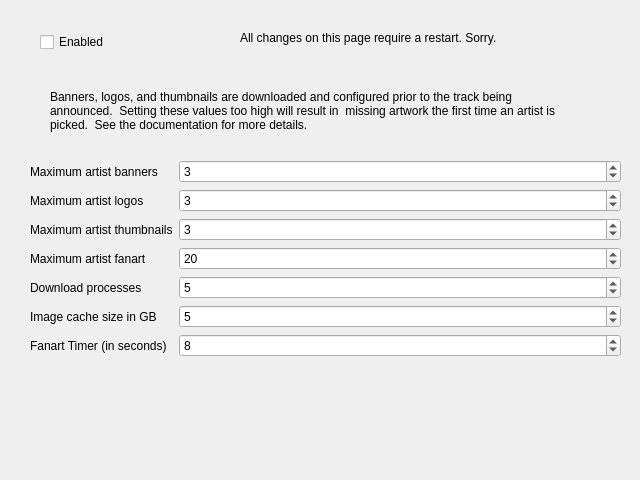
First picture: the form in nowplaying/resources/artistextras_ui.ui, repository e1miran/Now-Playing-Serato, before the edit.
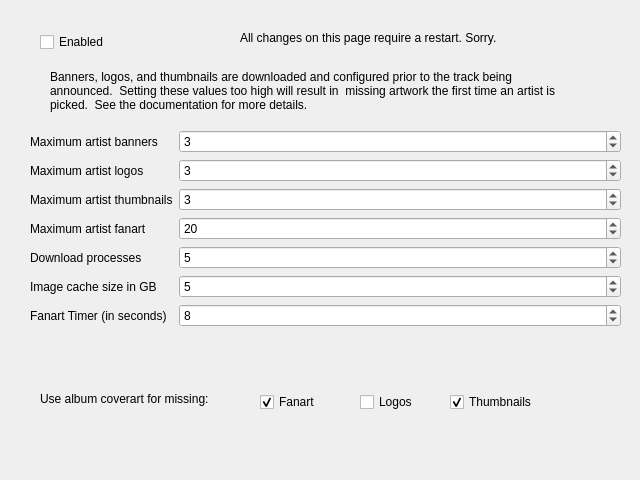
Second picture: the form after the edit.

Commit message: Allow for logos and fanart to be replaced by covers (#432)

Diff of the .ui file:
```diff
--- a/nowplaying/resources/artistextras_ui.ui
+++ b/nowplaying/resources/artistextras_ui.ui
@@ -33,9 +33,9 @@
    <property name="geometry">
     <rect>
      <x>30</x>
-     <y>160</y>
+     <y>130</y>
      <width>591</width>
-     <height>227</height>
+     <height>231</height>
     </rect>
    </property>
    <layout class="QFormLayout" name="artistextras_layout">
@@ -161,7 +161,7 @@
    <property name="geometry">
     <rect>
      <x>50</x>
-     <y>70</y>
+     <y>50</y>
      <width>511</width>
      <height>81</height>
     </rect>
@@ -186,6 +186,67 @@
     <string>All changes on this page require a restart. Sorry.</string>
    </property>
   </widget>
+  <widget class="QCheckBox" name="missingfanart_checkbox">
+   <property name="geometry">
+    <rect>
+     <x>260</x>
+     <y>390</y>
+     <width>71</width>
+     <height>24</height>
+    </rect>
+   </property>
+   <property name="text">
+    <string>Fanart</string>
+   </property>
+   <property name="checked">
+    <bool>true</bool>
+   </property>
+  </widget>
+  <widget class="QCheckBox" name="missinglogos_checkbox">
+   <property name="geometry">
+    <rect>
+     <x>360</x>
+     <y>390</y>
+     <width>71</width>
+     <height>24</height>
+    </rect>
+   </property>
+   <property name="text">
+    <string>Logos</string>
+   </property>
+   <property name="checked">
+    <bool>false</bool>
+   </property>
+  </widget>
+  <widget class="QLabel" name="missingcoverart_label">
+   <property name="geometry">
+    <rect>
+     <x>40</x>
+     <y>390</y>
+     <width>191</width>
+     <height>18</height>
+    </rect>
+   </property>
+   <property name="text">
+    <string>Use album coverart for missing:</string>
+   </property>
+  </widget>
+  <widget class="QCheckBox" name="missingthumbs_checkbox">
+   <property name="geometry">
+    <rect>
+     <x>450</x>
+     <y>390</y>
+     <width>101</width>
+     <height>24</height>
+    </rect>
+   </property>
+   <property name="text">
+    <string>Thumbnails</string>
+   </property>
+   <property name="checked">
+    <bool>true</bool>
+   </property>
+  </widget>
  </widget>
  <resources/>
  <connections/>
```
Left out of the diff: 62 changed lines with no effect on the pictures. The commit also changes 4 other files.
